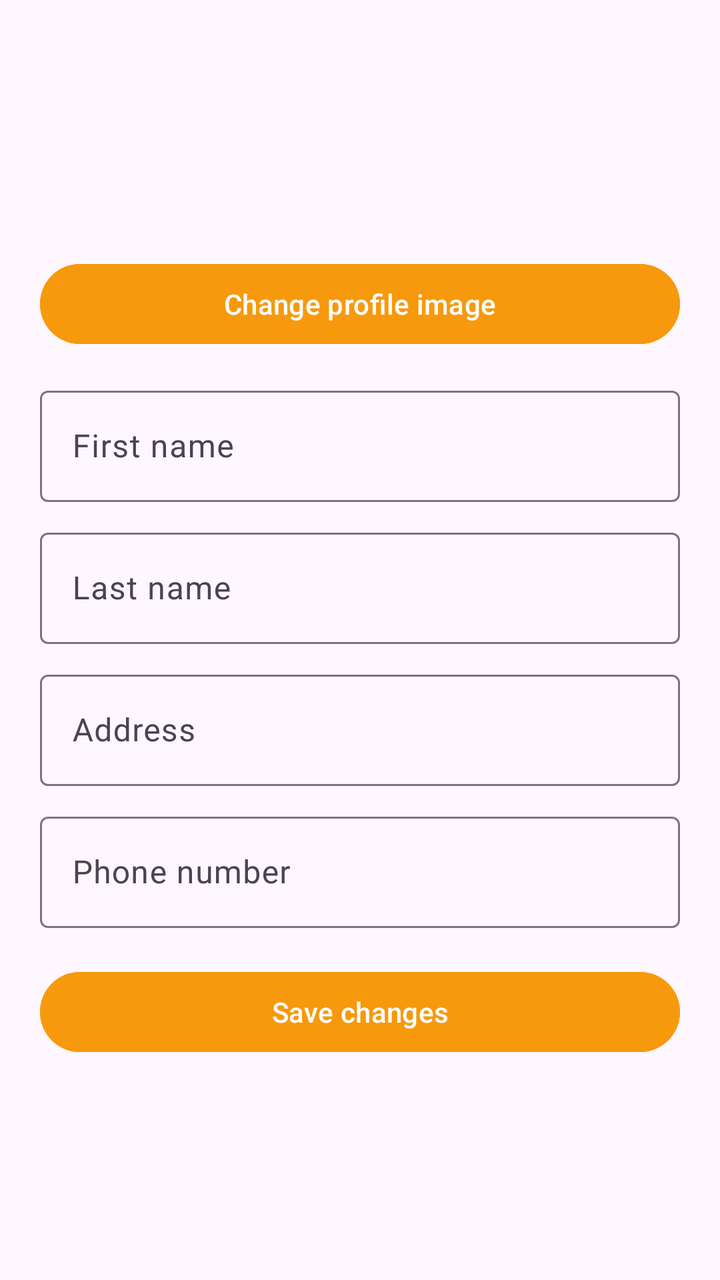
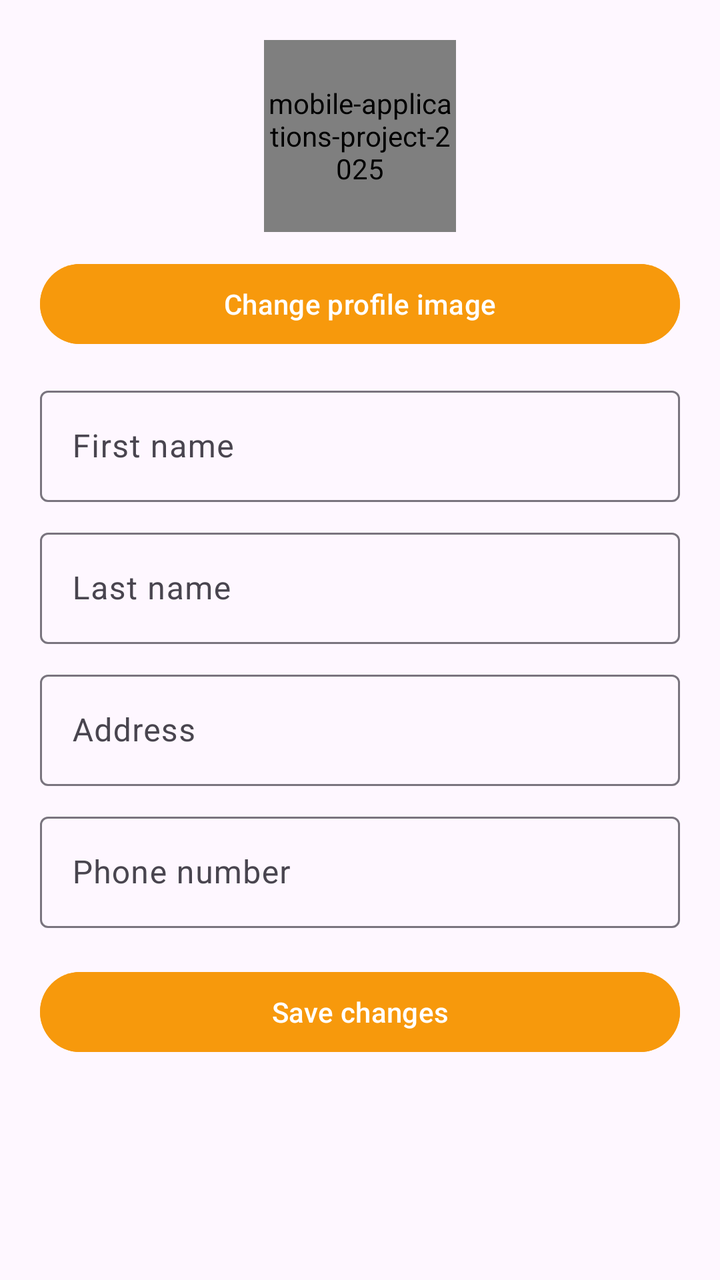

The first picture is an Android layout as it rendered before a commit; the second is the same layout after the commit. The layout source and the unified diff follow.
<!-- AndroidManifest.xml: application theme Theme.Mobileapplicationsproject2025 -->
<!-- res/layout/fragment_update_account.xml -->
<?xml version="1.0" encoding="utf-8"?>
<ScrollView xmlns:android="http://schemas.android.com/apk/res/android"
    xmlns:app="http://schemas.android.com/apk/res-auto"
    xmlns:tools="http://schemas.android.com/tools"
    android:layout_width="match_parent"
    android:layout_height="match_parent"
    android:fillViewport="true"
    tools:context=".UpdateAccountFragment">

    <LinearLayout
        android:layout_width="match_parent"
        android:layout_height="wrap_content"
        android:orientation="vertical"
        android:padding="20dp">

        <ImageView
            android:id="@+id/ivProfile"
            android:layout_width="96dp"
            android:layout_height="96dp"
            android:layout_gravity="center_horizontal"
            android:scaleType="centerCrop"
            android:contentDescription="@string/app_name" />

        <com.google.android.material.button.MaterialButton
            android:id="@+id/btnChangeImage"
            android:layout_width="match_parent"
            android:layout_height="wrap_content"
            android:layout_marginTop="12dp"
            android:textColor="#FFFFFF"
            android:backgroundTint="@color/orange_action"
            android:text="Change profile image" />

        <com.google.android.material.textfield.TextInputLayout
            android:layout_width="match_parent"
            android:layout_height="wrap_content"
            android:layout_marginTop="14dp"
            android:hint="First name">

            <com.google.android.material.textfield.TextInputEditText
                android:id="@+id/etFirstName"
                android:layout_width="match_parent"
                android:layout_height="wrap_content"
                android:inputType="textPersonName" />
        </com.google.android.material.textfield.TextInputLayout>

        <com.google.android.material.textfield.TextInputLayout
            android:layout_width="match_parent"
            android:layout_height="wrap_content"
            android:layout_marginTop="10dp"
            android:hint="Last name">

            <com.google.android.material.textfield.TextInputEditText
                android:id="@+id/etLastName"
                android:layout_width="match_parent"
                android:layout_height="wrap_content"
                android:inputType="textPersonName" />
        </com.google.android.material.textfield.TextInputLayout>

        <com.google.android.material.textfield.TextInputLayout
            android:layout_width="match_parent"
            android:layout_height="wrap_content"
            android:layout_marginTop="10dp"
            android:hint="Address">

            <com.google.android.material.textfield.TextInputEditText
                android:id="@+id/etAddress"
                android:layout_width="match_parent"
                android:layout_height="wrap_content"
                android:inputType="textPostalAddress" />
        </com.google.android.material.textfield.TextInputLayout>

        <com.google.android.material.textfield.TextInputLayout
            android:layout_width="match_parent"
            android:layout_height="wrap_content"
            android:layout_marginTop="10dp"
            android:hint="Phone number">

            <com.google.android.material.textfield.TextInputEditText
                android:id="@+id/etPhone"
                android:layout_width="match_parent"
                android:layout_height="wrap_content"
                android:inputType="phone" />
        </com.google.android.material.textfield.TextInputLayout>

        <LinearLayout
            android:id="@+id/driverFieldsContainer"
            android:layout_width="match_parent"
            android:layout_height="wrap_content"
            android:layout_marginTop="16dp"
            android:orientation="vertical"
            android:visibility="gone">

            <TextView
                android:layout_width="match_parent"
                android:layout_height="wrap_content"
                android:layout_marginBottom="10dp"
                android:text="Driver info"
                android:textAlignment="center"
                android:textSize="16sp"
                android:textStyle="bold" />

            <com.google.android.material.textfield.TextInputLayout
                android:layout_width="match_parent"
                android:layout_height="wrap_content"
                android:hint="Car model">

                <com.google.android.material.textfield.TextInputEditText
                    android:id="@+id/etCarModel"
                    android:layout_width="match_parent"
                    android:layout_height="wrap_content"
                    android:inputType="text" />
            </com.google.android.material.textfield.TextInputLayout>

            <com.google.android.material.textfield.TextInputLayout
                android:layout_width="match_parent"
                android:layout_height="wrap_content"
                android:layout_marginTop="10dp"
                android:hint="Car type"
                app:endIconMode="dropdown_menu">

                <AutoCompleteTextView
                    android:id="@+id/spCarType"
                    android:layout_width="match_parent"
                    android:layout_height="wrap_content"
                    android:inputType="none" />
            </com.google.android.material.textfield.TextInputLayout>


            <com.google.android.material.textfield.TextInputLayout
                android:layout_width="match_parent"
                android:layout_height="wrap_content"
                android:layout_marginTop="10dp"
                android:hint="Plate number">

                <com.google.android.material.textfield.TextInputEditText
                    android:id="@+id/etPlateNumber"
                    android:layout_width="match_parent"
                    android:layout_height="wrap_content"
                    android:inputType="text" />
            </com.google.android.material.textfield.TextInputLayout>

            <com.google.android.material.textfield.TextInputLayout
                android:layout_width="match_parent"
                android:layout_height="wrap_content"
                android:layout_marginTop="10dp"
                android:hint="Number of car seats">

                <com.google.android.material.textfield.TextInputEditText
                    android:id="@+id/etCarSeats"
                    android:layout_width="match_parent"
                    android:layout_height="wrap_content"
                    android:inputType="number" />
            </com.google.android.material.textfield.TextInputLayout>

            <com.google.android.material.materialswitch.MaterialSwitch
                android:id="@+id/swBabyFriendly"
                android:layout_width="match_parent"
                android:layout_height="wrap_content"
                android:layout_marginTop="12dp"
                android:text="Baby friendly" />

            <com.google.android.material.materialswitch.MaterialSwitch
                android:id="@+id/swPetFriendly"
                android:layout_width="match_parent"
                android:layout_height="wrap_content"
                android:layout_marginTop="6dp"
                android:text="Pet friendly" />

        </LinearLayout>

        <com.google.android.material.button.MaterialButton
            android:id="@+id/btnSaveChanges"
            android:layout_width="match_parent"
            android:layout_height="wrap_content"
            android:layout_marginTop="18dp"
            android:textColor="#FFFFFF"
            android:backgroundTint="@color/orange_action"
            android:text="Save changes" />

    </LinearLayout>
</ScrollView>
<!-- resources referenced by this layout -->
<resources>
  <color name="orange_action">#F7990C</color>
  <string name="app_name">mobile-applications-project-2025</string>
  <style name="Theme.Mobileapplicationsproject2025" parent="Base.Theme.Mobileapplicationsproject2025" />
  <style name="Base.Theme.Mobileapplicationsproject2025" parent="Theme.Material3.DayNight.NoActionBar">
          
          
      </style>
</resources>

<!-- the commit's change to res/layout/fragment_update_account.xml (unified diff, before → after) -->
@@ -13,12 +13,13 @@
         android:orientation="vertical"
         android:padding="20dp">
 
-        <ImageView
+        <de.hdodenhof.circleimageview.CircleImageView
             android:id="@+id/ivProfile"
             android:layout_width="96dp"
             android:layout_height="96dp"
             android:layout_gravity="center_horizontal"
             android:scaleType="centerCrop"
+            android:src="@drawable/ic_launcher_foreground"
             android:contentDescription="@string/app_name" />
 
         <com.google.android.material.button.MaterialButton
<!-- resource entries referenced after the edit -->
@@ -1,6 +1,37 @@
 <!-- resources referenced by this layout -->
 <resources>
   <color name="orange_action">#F7990C</color>
+  <!-- drawable ic_launcher_foreground (drawable) -->
+  <vector xmlns:android="http://schemas.android.com/apk/res/android"
+      xmlns:aapt="http://schemas.android.com/aapt"
+      android:width="108dp"
+      android:height="108dp"
+      android:viewportWidth="108"
+      android:viewportHeight="108">
+      <path android:pathData="M31,63.928c0,0 6.4,-11 12.1,-13.1c7.2,-2.6 26,-1.4 26,-1.4l38.1,38.1L107,108.928l-32,-1L31,63.928z">
+          <aapt:attr name="android:fillColor">
+              <gradient
+                  android:endX="85.84757"
+                  android:endY="92.4963"
+                  android:startX="42.9492"
+                  android:startY="49.59793"
+                  android:type="linear">
+                  <item
+                      android:color="#44000000"
+                      android:offset="0.0" />
+                  <item
+                      android:color="#00000000"
+                      android:offset="1.0" />
+              </gradient>
+          </aapt:attr>
+      </path>
+      <path
+          android:fillColor="#FFFFFF"
+          android:fillType="nonZero"
+          android:pathData="M65.3,45.828l3.8,-6.6c0.2,-0.4 0.1,-0.9 -0.3,-1.1c-0.4,-0.2 -0.9,-0.1 -1.1,0.3l-3.9,6.7c-6.3,-2.8 -13.4,-2.8 -19.7,0l-3.9,-6.7c-0.2,-0.4 -0.7,-0.5 -1.1,-0.3C38.8,38.328 38.7,38.828 38.9,39.228l3.8,6.6C36.2,49.428 31.7,56.028 31,63.928h46C76.3,56.028 71.8,49.428 65.3,45.828zM43.4,57.328c-0.8,0 -1.5,-0.5 -1.8,-1.2c-0.3,-0.7 -0.1,-1.5 0.4,-2.1c0.5,-0.5 1.4,-0.7 2.1,-0.4c0.7,0.3 1.2,1 1.2,1.8C45.3,56.528 44.5,57.328 43.4,57.328L43.4,57.328zM64.6,57.328c-0.8,0 -1.5,-0.5 -1.8,-1.2s-0.1,-1.5 0.4,-2.1c0.5,-0.5 1.4,-0.7 2.1,-0.4c0.7,0.3 1.2,1 1.2,1.8C66.5,56.528 65.6,57.328 64.6,57.328L64.6,57.328z"
+          android:strokeWidth="1"
+          android:strokeColor="#00000000" />
+  </vector>
   <string name="app_name">mobile-applications-project-2025</string>
   <style name="Theme.Mobileapplicationsproject2025" parent="Base.Theme.Mobileapplicationsproject2025" />
   <style name="Base.Theme.Mobileapplicationsproject2025" parent="Theme.Material3.DayNight.NoActionBar">
